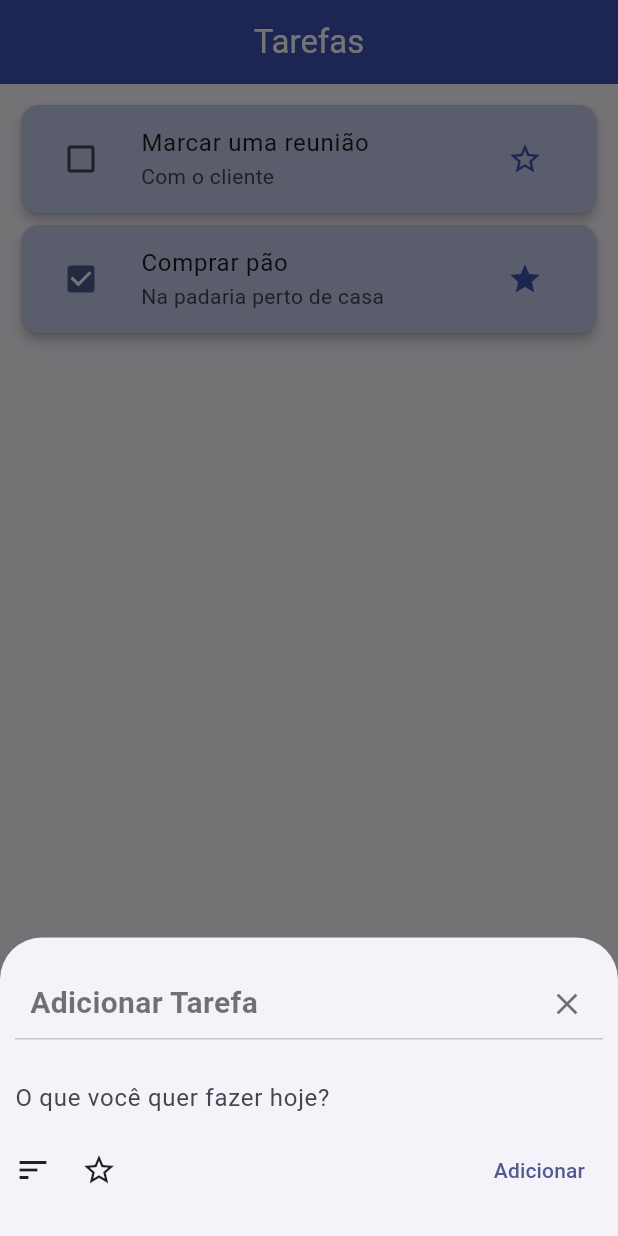
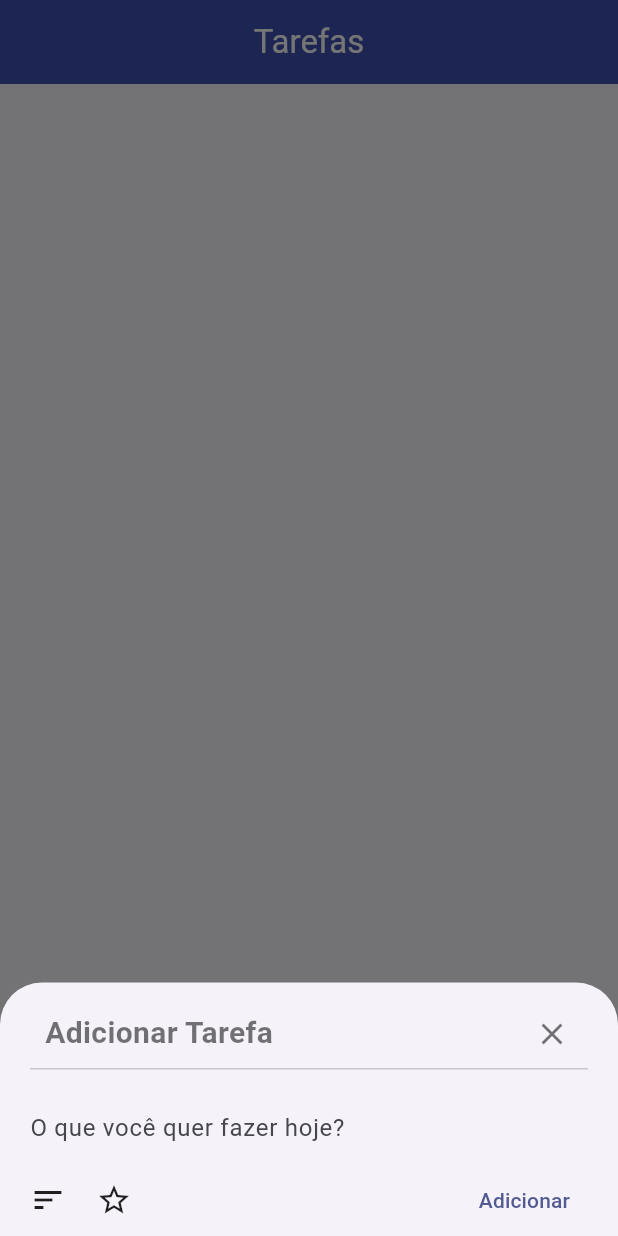
Before and after one commit to Leokrindges/todo_list, a Flutter app: the screen it shows after launch, after a tap on "Nova Tarefa", on a phone screen of 412 x 824 dp. Run offline on Flutter 3.47's test engine with Material 3 defaults, Android fonts, the phone set to English and light mode, and no system bars.

Commit message:
feat: Refactor task addition and improve padding in add task widget

```diff
--- a/lib/pages/add_tasks_list.page.dart
+++ b/lib/pages/add_tasks_list.page.dart
@@ -3,28 +3,25 @@ import 'package:todo_list/model/task.model.dart';
 import 'package:todo_list/widgets/add_task.widget.dart';
 
 class TasksListPage extends StatefulWidget {
-  TasksListPage({super.key});
+  const TasksListPage({super.key});
 
   @override
   State<TasksListPage> createState() => _TasksListPageState();
 }
 
 class _TasksListPageState extends State<TasksListPage> {
-  final List<Task> tasks = [
-    Task(title: 'Marcar uma reunião', description: 'Com o cliente'),
-    Task(
-      title: 'Comprar pão',
-      description: 'Na padaria perto de casa',
-      important: true,
-    )..completed = true,
-  ];
+  final List<Task> tasks = [];
 
   void addTask() async {
     final newTask = await showModalBottomSheet<Task>(
       context: context,
       builder: (ctx) => const AddTask(),
     );
-    print(newTask?.title);
+    if (newTask != null) {
+      setState(() {
+        tasks.add(newTask);
+      });
+    }
   }
 
   @override
--- a/lib/widgets/add_task.widget.dart
+++ b/lib/widgets/add_task.widget.dart
@@ -33,7 +33,12 @@ class _AddTaskState extends State<AddTask> {
   @override
   Widget build(BuildContext context) {
     return Padding(
-      padding: const EdgeInsets.symmetric(horizontal: 10.0, vertical: 20.0),
+      padding: EdgeInsets.only(
+        top: 10.0,
+        left: 20.0,
+        right: 20.0,
+        bottom: MediaQuery.of(context).viewInsets.bottom,
+      ),
       child: Form(
         key: formKey,
         child: Column(
@@ -56,7 +61,9 @@ class _AddTaskState extends State<AddTask> {
                 IconButton(
                   icon: Icon(Icons.close),
                   color: Colors.black54,
-                  onPressed: () {},
+                  onPressed: () {
+                    Navigator.of(context).pop();
+                  },
                 ),
               ],
             ),
```
